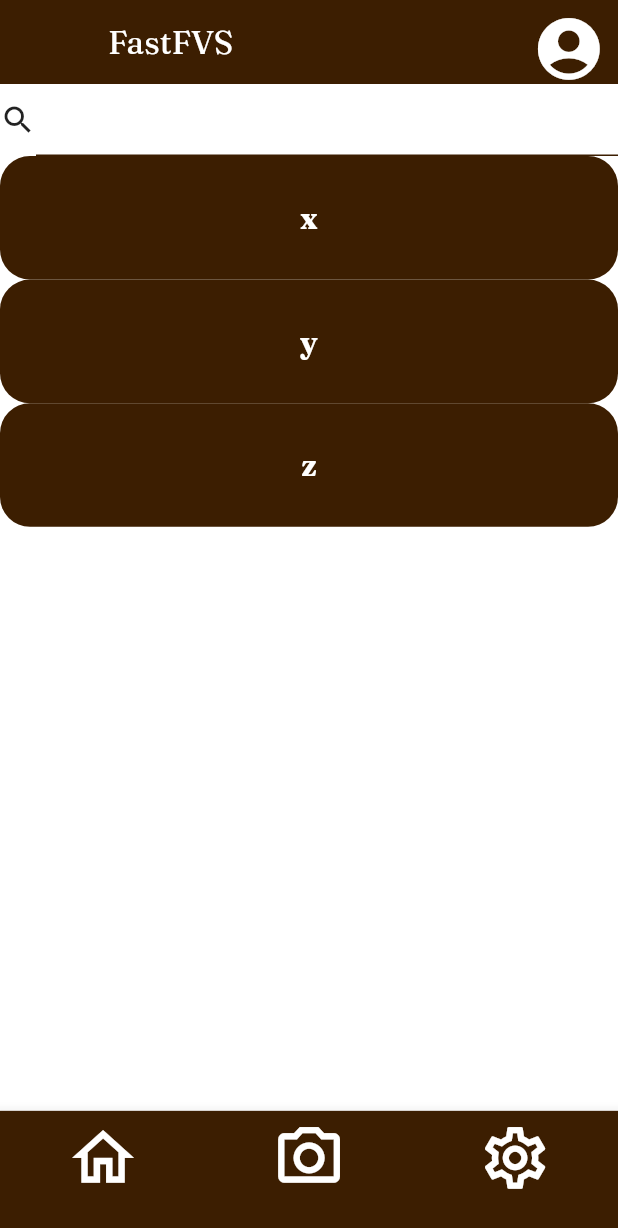
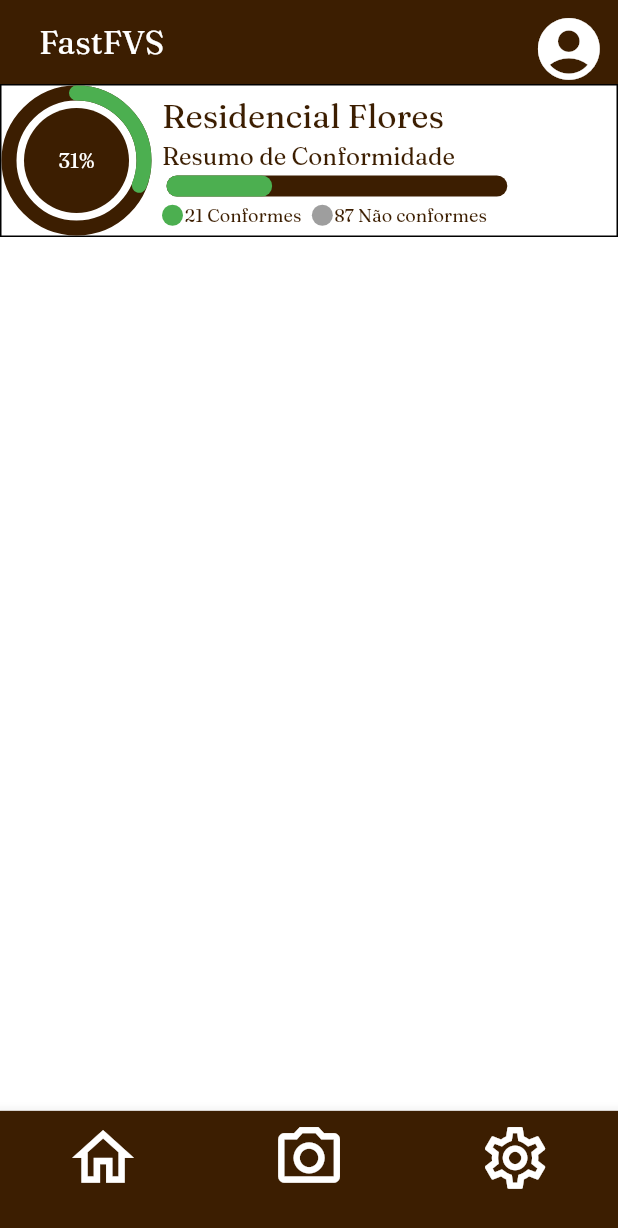
Before and after one commit to luiztcn78/FastFVS, a Flutter app: the PaginaBase screen opened directly, after a tap on an icon or button, on a phone screen of 412 x 824 dp. Shown: the top 1228 px of the screen. Run offline on Flutter 3.47's test engine with Material 3 defaults, Android fonts, the phone set to English and light mode, and no system bars; drawn by our look-alikes of percent_indicator; our stand-ins replace google_fonts.

Commit message:
Update: Página: Minhas Obras + Add: Página: Obra, com as informações

```diff
--- a/fastfvs_front/lib/main.dart
+++ b/fastfvs_front/lib/main.dart
@@ -1,8 +1,8 @@
 import 'package:fastfvs_front/config/theme_light.dart';
-import 'package:fastfvs_front/view/pages/pagina_base.dart';
 import 'package:fastfvs_front/view/pages/pagina_configuracao.dart';
 import 'package:fastfvs_front/view/pages/pagina_ler_qrcode.dart';
 import 'package:fastfvs_front/view/pages/pagina_minhas_obras.dart';
+import 'package:fastfvs_front/view/pages/pagina_obra.dart';
 import 'package:flutter/material.dart';
 
 void main() {
@@ -23,6 +23,7 @@ class MyApp extends StatelessWidget {
           '/minhasObras'  => const PaginaMinhasObras(),
           '/LerQRCode'    => const PaginaLerQrcode(),
           '/Configuracao' => const PaginaConfiguracao(),
+          '/PaginaObra' => const PaginaObra(),
           _               => const PaginaMinhasObras(),
         };
 
--- a/fastfvs_front/lib/view/pages/pagina_base.dart
+++ b/fastfvs_front/lib/view/pages/pagina_base.dart
@@ -38,6 +38,7 @@ class PaginaBaseState extends State<PaginaBase> {
       appBar: AppBar(
         backgroundColor: Theme.of(context).colorScheme.primary,
         title: Text("FastFVS",style: TextStyle(color: Theme.of(context).colorScheme.onPrimary),),
+        titleSpacing: -30,
         actions: [
           IconButton(onPressed: () {}, icon: Icon(Icons.account_circle, size: iconTamanho, color: Theme.of(context).colorScheme.onPrimary,))
         ],
--- a/fastfvs_front/lib/view/pages/pagina_info_obra.dart
+++ /dev/null
@@ -1,12 +0,0 @@
-import 'package:flutter/material.dart';
-
-class PaginaInfoObra extends StatelessWidget{
-  const PaginaInfoObra({super.key});
-
-  @override
-  Widget build(BuildContext context) {
-    return Container(
-      color: Colors.amber,
-    );
-  }
-}
--- a/fastfvs_front/lib/view/pages/pagina_minhas_obras.dart
+++ b/fastfvs_front/lib/view/pages/pagina_minhas_obras.dart
@@ -13,7 +13,19 @@ class PaginaMinhasObras extends StatelessWidget{
       body: Center(
         child: Column(
           children: [
-            BarraPesquisar(),
+            SizedBox(height: 20,),
+            Padding(
+              padding: EdgeInsets.only(left: MediaQuery.of(context).size.width*0.1),
+              child: Align(
+                alignment: Alignment.topLeft,
+                child: Text("Minhas Obras",
+                style: Theme.of(context).textTheme.headlineLarge?.copyWith(
+                  fontSize: MediaQuery.of(context).size.width*0.06,
+                ),
+              )
+            ),
+            ),
+            Expanded(child: BarraPesquisar()),
           ],
         ),
       ),
--- a/fastfvs_front/lib/view/pages/pagina_obra.dart
+++ b/fastfvs_front/lib/view/pages/pagina_obra.dart
@@ -1,11 +1,21 @@
+import 'package:fastfvs_front/view/pages/pagina_base.dart';
+import 'package:fastfvs_front/view/widgets/informacao_obra.dart';
 import 'package:flutter/material.dart';
 
-class Obra extends StatelessWidget{
-  const Obra({super.key});
+class PaginaObra extends StatelessWidget{
+  const PaginaObra({super.key});
 
   @override
   Widget build(BuildContext context) {
-    // TODO: implement build
-    throw UnimplementedError();
+    return PaginaBase(
+      paginaAberta: 0,
+      body: Column(
+        children: [
+          Container(
+            child: InformacaoObra(),
+          ),
+        ],
+      ),
+    );
   }
 }
--- a/fastfvs_front/lib/view/widgets/barra_pesquisar.dart
+++ b/fastfvs_front/lib/view/widgets/barra_pesquisar.dart
@@ -10,7 +10,7 @@ class BarraPesquisar extends StatefulWidget{
 }
 
 class BarraPesquisarState extends State<BarraPesquisar> {
-  List<String> lista_teste = ["x", 'y', 'z'];
+  List<String> lista_teste = ["x", 'y', 'z', "a", 'b', 'c'];
   List<String> lista_teste_filtrada = [];
 
   @override
@@ -29,23 +29,45 @@ class BarraPesquisarState extends State<BarraPesquisar> {
   Widget build(BuildContext context) {
     return Column(
       children: [
-        Row(
+        Padding(
+          padding: EdgeInsets.only(
+            bottom: MediaQuery.of(context).size.width*0.07,
+            top: 10.0,
+            left: MediaQuery.of(context).size.width*0.07,
+            right: MediaQuery.of(context).size.width*0.07),
+          child: Container(
+            decoration: BoxDecoration(
+              color: Theme.of(context).colorScheme.onPrimary,
+              borderRadius: BorderRadius.circular(50),
+              border: Border.all(color: Theme.of(context).colorScheme.primary)
+            ),
+            child: Row(
               children: [
-            Icon(Icons.search),
+                Padding(
+                  padding: EdgeInsets.all(10.0),
+                  child: Icon(Icons.search),
+                ),
                 Expanded(
                   child: TextField(
                     onChanged: filtrar,
+                    decoration: InputDecoration(
+                      border: InputBorder.none,
+                      hintText: "Buscar Obras"
+                    ),
                   )
                 ),
               ]
             ),
-        ListView.builder(
-          shrinkWrap: true,
+          ),
+        ),
+        Expanded(
+          child: ListView.builder(
             itemCount: lista_teste_filtrada.length,
             itemBuilder: (context, index) {
               return botao_obra(nome: lista_teste_filtrada[index]);
             },
           ),
+        ),
       ],
     );
   }
--- a/fastfvs_front/lib/view/widgets/botao_obra.dart
+++ b/fastfvs_front/lib/view/widgets/botao_obra.dart
@@ -1,5 +1,5 @@
 import 'package:fastfvs_front/view/pages/pagina_base.dart';
-import 'package:fastfvs_front/view/pages/pagina_info_obra.dart';
+import 'package:fastfvs_front/view/pages/pagina_obra.dart';
 import 'package:flutter/material.dart';
 
 class botao_obra extends StatelessWidget{
@@ -9,7 +9,9 @@ class botao_obra extends StatelessWidget{
 
   @override
   Widget build(BuildContext context) {
-    return SizedBox(
+    return Padding(
+      padding: EdgeInsets.only(bottom: 7.0, top: 7.0, left: MediaQuery.of(context).size.width*0.09, right: MediaQuery.of(context).size.width*0.09),
+      child: SizedBox(
         width: MediaQuery.of(context).size.width*0.6,
         height: MediaQuery.of(context).size.height*0.1,
         child: TextButton(
@@ -19,7 +21,11 @@ class botao_obra extends StatelessWidget{
               borderRadius: BorderRadius.all(Radius.circular(20))
             )
           ),
-        onPressed:() => PaginaInfoObra(),
+
+          onPressed:() => Navigator.pushNamed(
+            context, '/PaginaObra'
+            ),
+
           child: Text(
                   nome,
                   textAlign: TextAlign.center,
@@ -29,6 +35,7 @@ class botao_obra extends StatelessWidget{
                   fontWeight: FontWeight.bold),
                   ),
           ),
+      ),
     );
   }
 }
--- /dev/null
+++ b/fastfvs_front/lib/view/widgets/informacao_obra.dart
@@ -0,0 +1,132 @@
+import 'package:flutter/material.dart';
+import 'package:percent_indicator/percent_indicator.dart';
+
+class InformacaoObra extends StatelessWidget {
+  const InformacaoObra({super.key});
+
+  @override
+  Widget build(BuildContext context) {
+    return Container(
+      decoration: BoxDecoration(
+        border: Border.all(color: Colors.black),
+      ),
+      child: Row(
+        children: [
+          CircularPercentIndicator(
+            circularStrokeCap: CircularStrokeCap.round,
+            radius: 50.0,
+            lineWidth: 10.0,
+            percent: 0.31,        // 0.0 até 1.0 (75%)
+            center: Container(
+              width: 70,
+              height: 70,
+              alignment: Alignment.center,
+              decoration: BoxDecoration(
+                shape: BoxShape.circle,
+                color: Theme.of(context).colorScheme.primary
+              ),
+              child: Text('31%',
+                style: Theme.of(context).textTheme.headlineLarge?.copyWith(
+                fontSize: 14,
+                  color: Theme.of(context).colorScheme.onPrimary
+                ),
+              )
+            ),
+            progressColor: Colors.green,
+            backgroundColor: Theme.of(context).colorScheme.primary,
+        ),
+        Expanded(
+          child: Column(
+            children: [
+              Align(
+                alignment: Alignment.topLeft,
+                child: Padding(
+                  padding: EdgeInsets.only(left: 7.0, right: 3.0, bottom: 4.0),
+                  child: Text("Residencial Flores",
+                    style: Theme.of(context).textTheme.headlineLarge?.copyWith(
+                    fontSize: 22,
+                    color: Theme.of(context).colorScheme.onSecondary
+                    ),
+                  ),
+                ),
+              ),
+              Align(
+                alignment: Alignment.topLeft,
+                child: Padding(
+                  padding: EdgeInsets.only(left: 7.0, bottom: 3.0),
+                  child: Text("Resumo de Conformidade",
+                  style: Theme.of(context).textTheme.headlineLarge?.copyWith(
+                    fontSize: 16,
+                    color: Theme.of(context).colorScheme.onSecondary
+                    ),)
+                  ),
+              ),
+              Align(
+                alignment: Alignment.topCenter,
+                child: LinearPercentIndicator(
+                  width: MediaQuery.of(context).size.width * 0.6,
+                  lineHeight: 14.0,
+                  percent: 0.31,
+                  progressColor: Colors.green,
+                  backgroundColor: Theme.of(context).colorScheme.primary,
+                  barRadius: Radius.circular(8),
+                  animation: true,
+                  animationDuration: 800,
+                ),
+              ),
+              Row(
+                children: [
+                  Align(
+                    alignment: Alignment.bottomLeft,
+                    child: Padding(
+                      padding: EdgeInsets.only(left: 7.0, top: 5.0),
+                      child: Container(
+                        width: 14,
+                        height: 14,
+                        decoration: BoxDecoration(
+                          shape: BoxShape.circle,
+                          color: Colors.green
+                        ),
+                      ),
+                    ),
+                  ),
+                  Padding(
+                    padding: EdgeInsets.only(left: 1.0, top: 5),
+                    child: Text("21" + " Conformes",
+                    style: Theme.of(context).textTheme.headlineLarge?.copyWith(
+                      fontSize: 12,
+                      color: Theme.of(context).colorScheme.onSecondary
+                      ),)
+                  ),
+                  Align(
+                    alignment: Alignment.bottomLeft,
+                    child: Padding(
+                      padding: EdgeInsets.only(left: 7.0, top: 5.0),
+                      child: Container(
+                        width: 14,
+                        height: 14,
+                        decoration: BoxDecoration(
+                          shape: BoxShape.circle,
+                          color: Colors.grey
+                        ),
+                      ),
+                    ),
+                  ),
+                  Padding(
+                    padding: EdgeInsets.only(left: 1.0, top: 5),
+                    child: Text("87" + " Não conformes",
+                    style: Theme.of(context).textTheme.headlineLarge?.copyWith(
+                      fontSize: 12,
+                      color: Theme.of(context).colorScheme.onSecondary
+                      ),)
+                  )
+                ],
+              )
+            ],
+          ),
+        ),
+        ]
+      ),
+    );
+  }
+}
--- a/fastfvs_front/pubspec.yaml
+++ b/fastfvs_front/pubspec.yaml
@@ -28,8 +28,11 @@ environment:
 # the latest version available on pub.dev. To see which dependencies have newer
 # versions available, run `flutter pub outdated`.
 dependencies:
+
   flutter:
     sdk: flutter
+  # Dependência da porcentagem
+  percent_indicator: ^4.2.3
 
   # The following adds the Cupertino Icons font to your application.
   # Use with the CupertinoIcons class for iOS style icons.
```
Also changed, not shown: fastfvs_front/pubspec.lock. Lines whose indentation alone changed are shown as unchanged.
